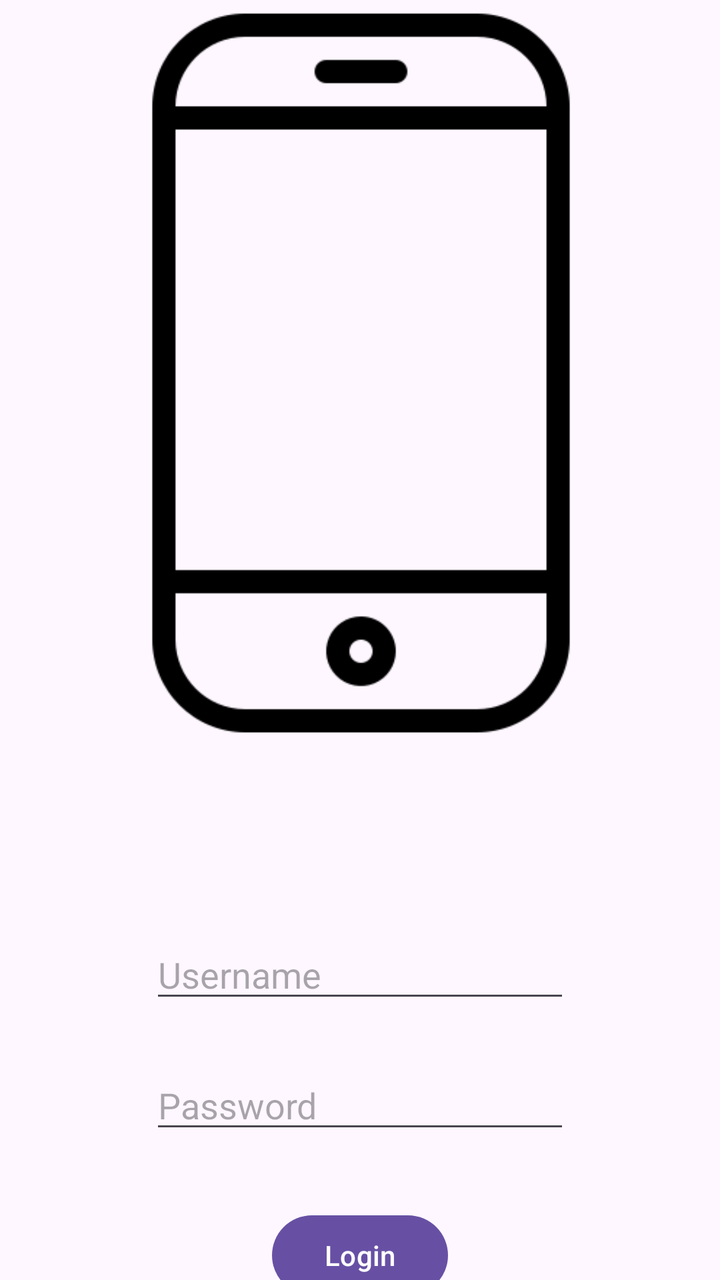
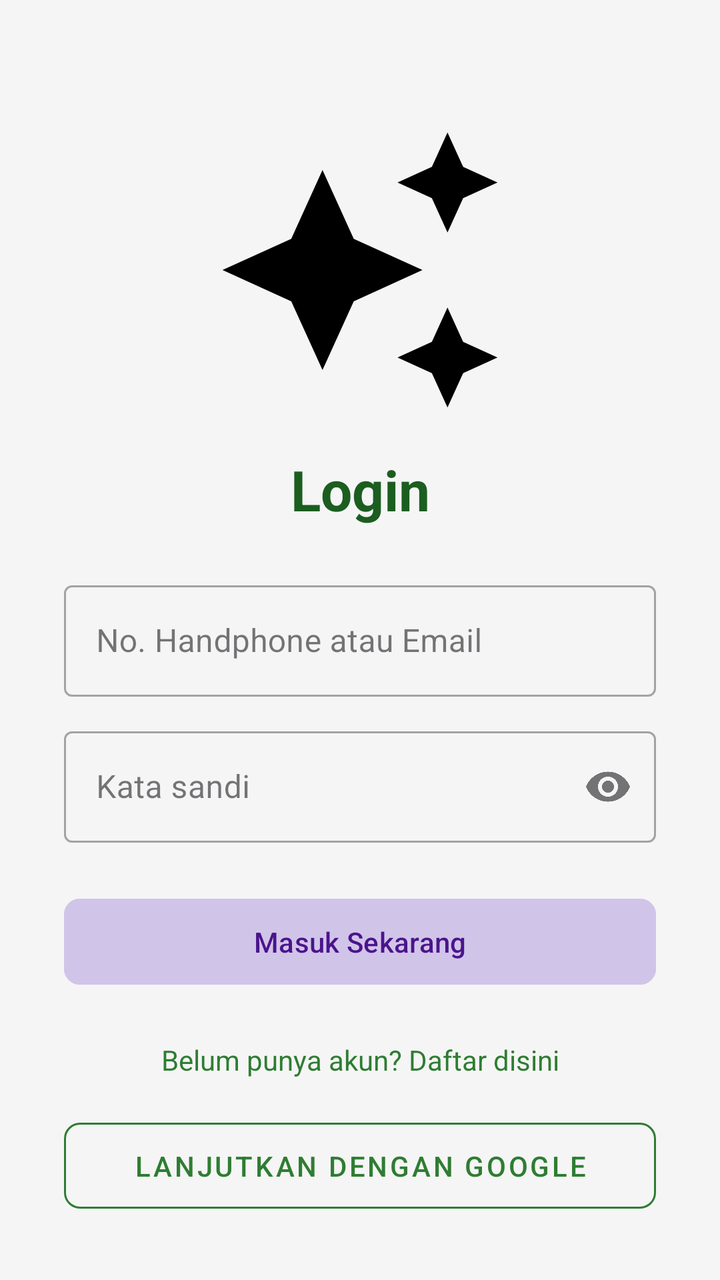

Before-and-after screenshots of an Android layout around one commit, followed by the original layout XML and the change that was made.
<!-- AndroidManifest.xml: application theme Theme.Nonaabstrak -->
<!-- res/layout/activity_auth.xml -->
<?xml version="1.0" encoding="utf-8"?>
<androidx.constraintlayout.widget.ConstraintLayout
    xmlns:android="http://schemas.android.com/apk/res/android"
    xmlns:app="http://schemas.android.com/apk/res-auto"
    xmlns:tools="http://schemas.android.com/tools"
    android:id="@+id/main"
    android:layout_width="match_parent"
    android:layout_height="match_parent"
    tools:context=".pertemuan6.AuthActivity">

    <ImageView
        android:id="@+id/imageView3"
        android:layout_width="371dp"
        android:layout_height="373dp"
        app:layout_constraintEnd_toEndOf="parent"
        app:layout_constraintStart_toStartOf="parent"
        app:layout_constraintTop_toTopOf="parent"
        app:srcCompat="@drawable/phone" />

    <EditText
        android:id="@+id/etUsername"
        android:layout_width="wrap_content"
        android:layout_height="wrap_content"
        android:layout_marginTop="92dp"
        android:ems="10"
        android:hint="Username"
        android:inputType="text"
        app:layout_constraintEnd_toEndOf="parent"
        app:layout_constraintStart_toStartOf="parent"
        app:layout_constraintTop_toBottomOf="@+id/imageView3" />

    <EditText
        android:id="@+id/etPassword"
        android:layout_width="wrap_content"
        android:layout_height="wrap_content"
        android:layout_marginTop="24dp"
        android:ems="10"
        android:hint="Password"
        android:inputType="textPassword"
        app:layout_constraintEnd_toEndOf="parent"
        app:layout_constraintStart_toStartOf="parent"
        app:layout_constraintTop_toBottomOf="@+id/etUsername" />

    <Button
        android:id="@+id/btnLogin"
        android:layout_width="wrap_content"
        android:layout_height="wrap_content"
        android:layout_marginTop="32dp"
        android:text="Login"
        app:layout_constraintEnd_toEndOf="parent"
        app:layout_constraintStart_toStartOf="parent"
        app:layout_constraintTop_toBottomOf="@+id/etPassword" />

    <TextView
        android:id="@+id/tvRegister"
        android:layout_width="wrap_content"
        android:layout_height="wrap_content"
        android:layout_marginTop="16dp"
        android:gravity="center"
        android:text="Belum punya akun? Daftar di sini"
        android:textColor="#2E7D32"
        android:textSize="14sp"
        app:layout_constraintEnd_toEndOf="parent"
        app:layout_constraintStart_toStartOf="parent"
        app:layout_constraintTop_toBottomOf="@+id/btnLogin" />

</androidx.constraintlayout.widget.ConstraintLayout>
<!-- resources referenced by this layout -->
<resources>
  <!-- drawable phone: png bitmap (drawable, 6548 bytes) -->
  <style name="Theme.Nonaabstrak" parent="Base.Theme.Nonaabstrak" />
  <style name="Base.Theme.Nonaabstrak" parent="Theme.Material3.DayNight.NoActionBar">
          
          
      </style>
</resources>

<!-- the commit's change to res/layout/activity_auth.xml (unified diff, before → after) -->
@@ -6,62 +6,112 @@
     android:id="@+id/main"
     android:layout_width="match_parent"
     android:layout_height="match_parent"
-    tools:context=".pertemuan6.AuthActivity">
+    android:background="#F5F5F5">
 
     <ImageView
         android:id="@+id/imageView3"
-        android:layout_width="371dp"
-        android:layout_height="373dp"
+        android:layout_width="150dp"
+        android:layout_height="150dp"
+        android:layout_marginTop="60dp"
         app:layout_constraintEnd_toEndOf="parent"
         app:layout_constraintStart_toStartOf="parent"
         app:layout_constraintTop_toTopOf="parent"
-        app:srcCompat="@drawable/phone" />
+        app:srcCompat="@drawable/ic_logo_placeholder" />
 
-    <EditText
-        android:id="@+id/etUsername"
+    <TextView
+        android:id="@+id/tvLogin"
         android:layout_width="wrap_content"
         android:layout_height="wrap_content"
-        android:layout_marginTop="92dp"
-        android:ems="10"
-        android:hint="Username"
-        android:inputType="text"
+        android:layout_marginTop="16dp"
+        android:text="Login"
+        android:textColor="#1B5E20"
+        android:textSize="28sp"
+        android:textStyle="bold"
         app:layout_constraintEnd_toEndOf="parent"
         app:layout_constraintStart_toStartOf="parent"
         app:layout_constraintTop_toBottomOf="@+id/imageView3" />
 
-    <EditText
-        android:id="@+id/etPassword"
-        android:layout_width="wrap_content"
+    <com.google.android.material.textfield.TextInputLayout
+        android:id="@+id/tilUsername"
+        style="@style/Widget.MaterialComponents.TextInputLayout.OutlinedBox"
+        android:layout_width="0dp"
         android:layout_height="wrap_content"
+        android:layout_marginHorizontal="32dp"
         android:layout_marginTop="24dp"
-        android:ems="10"
-        android:hint="Password"
-        android:inputType="textPassword"
+        android:hint="No. Handphone atau Email"
         app:layout_constraintEnd_toEndOf="parent"
         app:layout_constraintStart_toStartOf="parent"
-        app:layout_constraintTop_toBottomOf="@+id/etUsername" />
+        app:layout_constraintTop_toBottomOf="@+id/tvLogin">
 
-    <Button
-        android:id="@+id/btnLogin"
-        android:layout_width="wrap_content"
+        <com.google.android.material.textfield.TextInputEditText
+            android:id="@+id/etUsername"
+            android:layout_width="match_parent"
+            android:layout_height="wrap_content"
+            android:inputType="textEmailAddress" />
+    </com.google.android.material.textfield.TextInputLayout>
+
+    <com.google.android.material.textfield.TextInputLayout
+        android:id="@+id/tilPassword"
+        style="@style/Widget.MaterialComponents.TextInputLayout.OutlinedBox"
+        android:layout_width="0dp"
         android:layout_height="wrap_content"
-        android:layout_marginTop="32dp"
-        android:text="Login"
+        android:layout_marginHorizontal="32dp"
+        android:layout_marginTop="12dp"
+        android:hint="Kata sandi"
+        app:endIconMode="password_toggle"
         app:layout_constraintEnd_toEndOf="parent"
         app:layout_constraintStart_toStartOf="parent"
-        app:layout_constraintTop_toBottomOf="@+id/etPassword" />
+        app:layout_constraintTop_toBottomOf="@+id/tilUsername">
+
+        <com.google.android.material.textfield.TextInputEditText
+            android:id="@+id/etPassword"
+            android:layout_width="match_parent"
+            android:layout_height="wrap_content"
+            android:inputType="textPassword" />
+    </com.google.android.material.textfield.TextInputLayout>
+
+    <com.google.android.material.button.MaterialButton
+        android:id="@+id/btnLogin"
+        android:layout_width="0dp"
+        android:layout_height="wrap_content"
+        android:layout_marginHorizontal="32dp"
+        android:layout_marginTop="24dp"
+        android:backgroundTint="#D1C4E9"
+        android:padding="12dp"
+        android:text="Masuk Sekarang"
+        android:textAllCaps="false"
+        android:textColor="#4A148C"
+        app:cornerRadius="8dp"
+        app:layout_constraintEnd_toEndOf="parent"
+        app:layout_constraintStart_toStartOf="parent"
+        app:layout_constraintTop_toBottomOf="@+id/tilPassword" />
 
     <TextView
         android:id="@+id/tvRegister"
         android:layout_width="wrap_content"
         android:layout_height="wrap_content"
-        android:layout_marginTop="16dp"
-        android:gravity="center"
-        android:text="Belum punya akun? Daftar di sini"
+        android:layout_marginTop="24dp"
+        android:text="Belum punya akun? Daftar disini"
         android:textColor="#2E7D32"
         android:textSize="14sp"
         app:layout_constraintEnd_toEndOf="parent"
         app:layout_constraintStart_toStartOf="parent"
         app:layout_constraintTop_toBottomOf="@+id/btnLogin" />
 
+    <com.google.android.material.button.MaterialButton
+        android:id="@+id/btnGoogle"
+        style="@style/Widget.MaterialComponents.Button.OutlinedButton"
+        android:layout_width="0dp"
+        android:layout_height="wrap_content"
+        android:layout_marginHorizontal="32dp"
+        android:layout_marginTop="16dp"
+        android:padding="12dp"
+        android:text="LANJUTKAN DENGAN GOOGLE"
+        android:textColor="#2E7D32"
+        app:cornerRadius="8dp"
+        app:layout_constraintEnd_toEndOf="parent"
+        app:layout_constraintStart_toStartOf="parent"
+        app:layout_constraintTop_toBottomOf="@+id/tvRegister"
+        app:strokeColor="#2E7D32" />
+
 </androidx.constraintlayout.widget.ConstraintLayout>
<!-- resource entries referenced after the edit -->
@@ -1,6 +1,11 @@
 <!-- resources referenced by this layout -->
 <resources>
-  <!-- drawable phone: png bitmap (drawable, 6548 bytes) -->
+  <!-- drawable ic_logo_placeholder (drawable) -->
+  <vector xmlns:android="http://schemas.android.com/apk/res/android" android:height="24dp" android:tint="#000000" android:viewportHeight="24" android:viewportWidth="24" android:width="24dp">
+        
+      <path android:fillColor="@android:color/white" android:pathData="M19,9l1.25,-2.75L23,5l-2.75,-1.25L19,1l-1.25,2.75L15,5l2.75,1.25L19,9zM11.5,9.5L9,4 6.5,9.5 1,12l5.5,2.5L9,20l2.5,-5.5L17,12l-5.5,-2.5zM19,15l-1.25,2.75L15,19l2.75,1.25L19,23l1.25,-2.75L23,19l-2.75,-1.25L19,15z"/>
+      
+  </vector>
   <style name="Theme.Nonaabstrak" parent="Base.Theme.Nonaabstrak" />
   <style name="Base.Theme.Nonaabstrak" parent="Theme.Material3.DayNight.NoActionBar">
           
